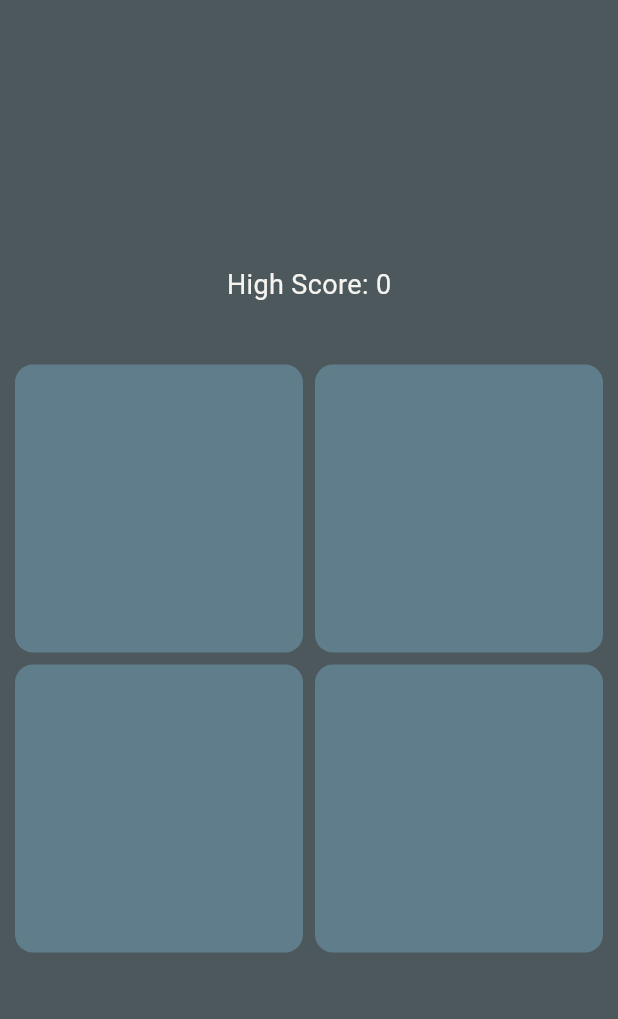
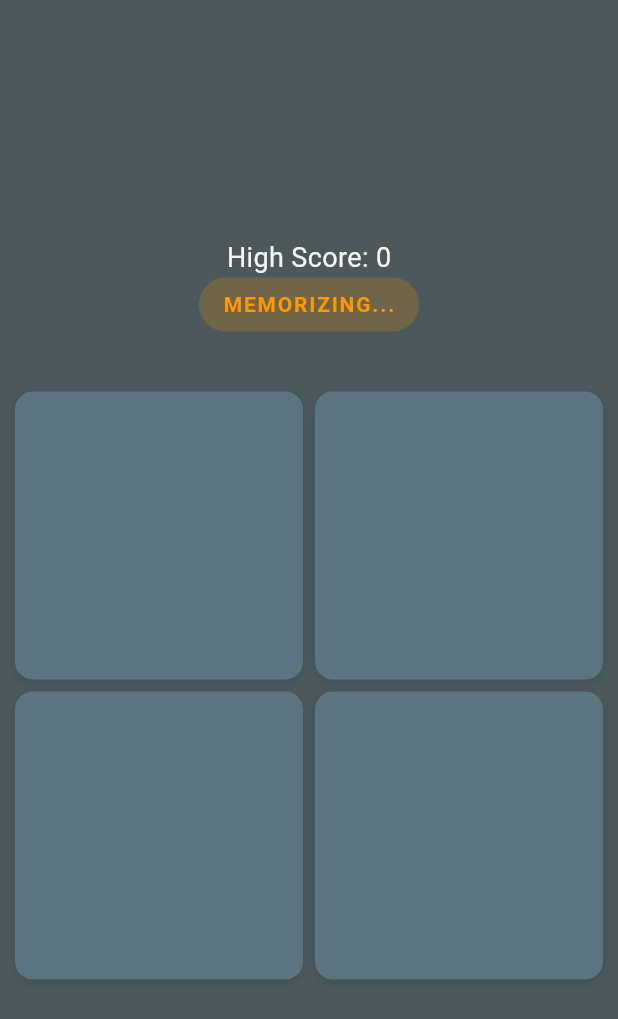
Before and after one commit to coins-fountain/flash_pattern, a Flutter app: the screen it shows after launch, after a tap on "START", on a phone screen of 412 x 824 dp. Shown: the top 1019 px of the screen. Run offline on Flutter 3.47's test engine with Material 3 defaults, Android fonts, the phone set to English and light mode, and no system bars; our stand-ins replace get, google_mobile_ads, shared_preferences; network calls fail; statements that could not run were skipped.

Commit message:
bro gimana inii

```diff
--- a/lib/features/game/bindings/game_bindings.dart
+++ b/lib/features/game/bindings/game_bindings.dart
@@ -4,7 +4,6 @@ import 'package:flash_pattern/data/repositories/save_highscore.dart';
 import 'package:flash_pattern/data/repositories/score_repositories.dart';
 import 'package:flash_pattern/data/repositories/score_repository_impl.dart';
 import 'package:flash_pattern/features/game/controllers/ads_controller/ads_controller.dart';
-import 'package:flash_pattern/features/game/controllers/ads_controller/consent_controller.dart';
 import 'package:flash_pattern/features/game/controllers/game_controller.dart';
 import 'package:flash_pattern/logic/game_engine.dart';
 import 'package:get/get.dart';
@@ -12,21 +11,13 @@ import 'package:get/get.dart';
 
 class GameBinding extends Bindings {
   @override
-  void dependencies() {
-    Get.lazyPut(() => ConsentController());
+  void dependencies() async{
     Get.put(AdController(), permanent: true);
     Get.lazyPut(() => Preferences());
-
-
-    Get.lazyPut<ScoreRepository>(
-          () => ScoreRepositoryImpl(Get.find()),
-    );
-
+    Get.lazyPut<ScoreRepository>(() => ScoreRepositoryImpl(Get.find()));
     Get.lazyPut(() => GetHighScore(Get.find()));
     Get.lazyPut(() => SaveHighScore(Get.find()));
-
     Get.lazyPut(() => GameEngine());
-
     Get.lazyPut(() => GameController(
       engine: Get.find(),
       getHighScore: Get.find(),
--- a/lib/features/game/view/game_screen.dart
+++ b/lib/features/game/view/game_screen.dart
@@ -23,6 +23,23 @@ class GameScreen extends GetView<GameController> {
               "High Score: ${controller.highScore.value}",
               style: const TextStyle(
                   color: AppColors.textSecondary, fontSize: 18),
+            )),
+            Obx(() => Container(
+              padding: const EdgeInsets.symmetric(horizontal: 16, vertical: 8),
+              decoration: BoxDecoration(
+                color: controller.isShowingPattern.value
+                    ? Colors.orange.withOpacity(0.2)
+                    : Colors.green.withOpacity(0.2),
+                borderRadius: BorderRadius.circular(20),
+              ),
+              child: Text(
+                controller.isShowingPattern.value ? "MEMORIZING..." : "YOUR TURN!",
+                style: TextStyle(
+                  fontWeight: FontWeight.bold,
+                  color: controller.isShowingPattern.value ? Colors.orange : Colors.green,
+                  letterSpacing: 1.2,
+                ),
+              ),
             )),
             const SizedBox(height: 40),
             Obx(() {
@@ -87,4 +104,14 @@ class GameScreen extends GetView<GameController> {
       ),
     );
   }
+
+
+  Widget _buildStatColumn(String label, String value) {
+    return Column(
+      children: [
+        Text(label, style: const TextStyle(color: AppColors.textSecondary, fontSize: 14)),
+        Text(value, style: const TextStyle(color: Colors.white, fontSize: 24, fontWeight: FontWeight.bold)),
+      ],
+    );
+  }
 }
--- a/lib/features/game/view/intro_screen.dart
+++ b/lib/features/game/view/intro_screen.dart
@@ -3,7 +3,6 @@ import 'package:flash_pattern/features/game/controllers/ads_controller/consent_c
 import 'package:flash_pattern/features/game/view/game_screen.dart';
 import 'package:flutter/material.dart';
 import 'package:get/get.dart';
-import 'package:google_mobile_ads/google_mobile_ads.dart';
 
 class IntroScreen extends StatefulWidget {
   const IntroScreen({super.key});
@@ -71,7 +70,6 @@ class _IntroScreenState extends State<IntroScreen>
   Future<void> _initAds() async {
     final consentController = Get.find<ConsentController>();
     await consentController.initializeConsent();
-    await MobileAds.instance.initialize();
   }
 
   @override
--- a/lib/features/game/view/widget/tile_widget.dart
+++ b/lib/features/game/view/widget/tile_widget.dart
@@ -3,7 +3,7 @@ import 'package:flash_pattern/features/game/controllers/game_controller.dart';
 import 'package:flutter/material.dart';
 import 'package:get/get.dart';
 
-class GameTile extends StatelessWidget {
+class GameTile extends StatefulWidget {
   final int index;
   final GameController controller;
 
@@ -14,23 +14,67 @@ class GameTile extends StatelessWidget {
   });
 
   @override
+  State<GameTile> createState() => _GameTileState();
+}
+
+class _GameTileState extends State<GameTile> {
+  bool _isPressed = false;
+
+  @override
   Widget build(BuildContext context) {
-    return Obx(() {
-      final isActive =
-          controller.activeIndex.value == index;
+    return GestureDetector(
+      onTapDown: (_) {
+        setState(() => _isPressed = true);
+      },
+      onTapUp: (_) => setState(() => _isPressed = false),
+      onTapCancel: () => setState(() => _isPressed = false),
+      onTap: () => widget.controller.onTileTap(widget.index),
+      child: Obx(() {
+        bool isActive = widget.controller.activeIndex.value == widget.index ||
+            widget.controller.userTapIndex.value == widget.index;
 
-      return GestureDetector(
-        onTap: () => controller.onTileTap(index),
+        return AnimatedScale(
+          scale: _isPressed ? 0.92 : 1.0,
+          duration: const Duration(milliseconds: 100),
+          curve: Curves.easeInOut,
           child: AnimatedContainer(
-          duration: const Duration(milliseconds: 200),
+            duration: const Duration(milliseconds: 150),
+            curve: Curves.easeOutCubic,
             decoration: BoxDecoration(
               color: isActive
                   ? AppColors.tileActive
-                : AppColors.tileInactive,
-            borderRadius: BorderRadius.circular(12),
+                  : AppColors.tileInactive.withOpacity(0.8),
+              borderRadius: BorderRadius.circular(12), // Lebih rounded lebih modern
+              border: Border.all(
+                color: isActive
+                    ? Colors.white.withOpacity(0.5)
+                    : Colors.transparent,
+                width: 2,
+              ),
+              boxShadow: isActive
+                  ? [
+                BoxShadow(
+                  color: AppColors.tileActive.withOpacity(0.6),
+                  blurRadius: 15,
+                  spreadRadius: 1,
+                ),
+              ]
+                  : [
+                BoxShadow(
+                  color: Colors.black.withOpacity(0.1),
+                  blurRadius: 4,
+                  offset: const Offset(0, 2),
+                ),
+              ],
+            ),
+            child: Center(
+              child: isActive
+                  ? Icon(Icons.flash_on, color: Colors.white.withOpacity(0.3), size: 30)
+                  : null,
             ),
           ),
         );
-    });
+      }),
+    );
   }
 }
--- a/lib/main.dart
+++ b/lib/main.dart
@@ -1,17 +1,42 @@
+import 'package:flash_pattern/features/game/controllers/ads_controller/consent_controller.dart';
 import 'package:flash_pattern/features/game/view/intro_screen.dart';
 import 'package:flutter/material.dart';
 import 'package:flutter/services.dart';
 import 'package:get/get.dart';
 import 'features/game/bindings/game_bindings.dart';
+import 'package:google_mobile_ads/google_mobile_ads.dart';
 
-
-void main() async{
+void main() async {
   WidgetsFlutterBinding.ensureInitialized();
 
-  await SystemChrome.setPreferredOrientations(
-      [DeviceOrientation.portraitUp]);
+  await SystemChrome.setPreferredOrientations([DeviceOrientation.portraitUp]);
 
+  // Run the app first so the user sees the UI immediately.
   runApp(const MyApp());
+
+  // Initialize ads in the background. This won't block the app from starting.
+  _initializeAppAndAdsInBackground();
+}
+
+Future<void> _initializeAppAndAdsInBackground() async {
+  final consentController = Get.put(ConsentController(), permanent: true);
+
+  try {
+    await consentController.initializeConsent();
+
+    await MobileAds.instance.updateRequestConfiguration(
+      RequestConfiguration(
+        maxAdContentRating: MaxAdContentRating.g,
+        tagForChildDirectedTreatment: TagForChildDirectedTreatment.unspecified,
+        tagForUnderAgeOfConsent: TagForUnderAgeOfConsent.unspecified,
+        testDeviceIds: [],
+      ),
+    );
+
+    await MobileAds.instance.initialize();
+  } catch (e) {
+    debugPrint("Failed to initialize ads securely: $e");
+  }
 }
 
 class MyApp extends StatelessWidget {
```
Also changed, not shown: lib/features/game/controllers/ads_controller/ads_controller.dart (+51 -24 lines), lib/features/game/controllers/game_controller.dart (+35 -25 lines), pubspec.lock (deleted), 2 other files. Lines whose indentation alone changed are shown as unchanged.
